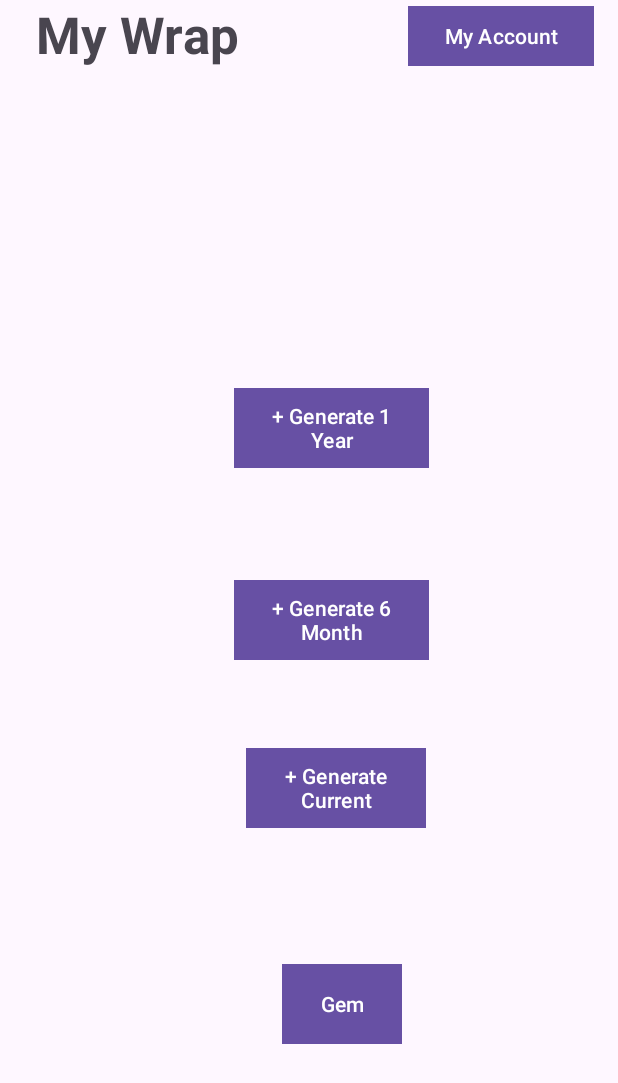
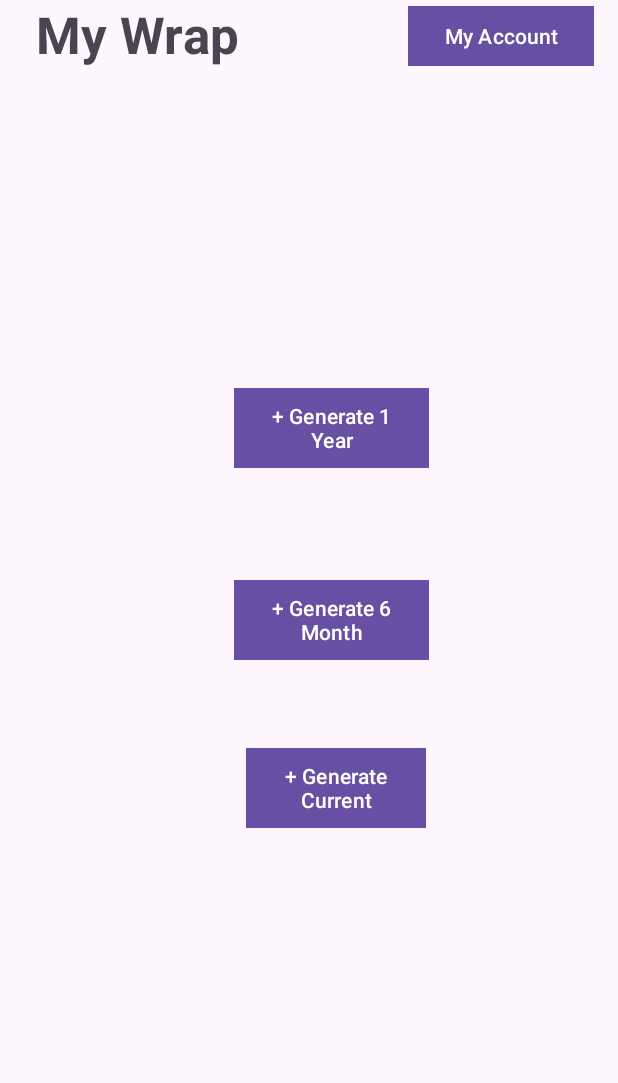
Before and after one commit to asalontai/spotify-wrapped, an Android app: the MyWrapsActivity screen opened directly, with no data from a screen before it, on a phone screen of 412 x 824 dp. Shown: the top 1083 px of the screen. Run offline under Robolectric (Android 15) with nearby library versions, the phone set to English and light mode, and no system bars; our stand-ins replace Firebase (no records; nobody signed in at launch, a user with empty details on screens opened directly), Picasso; libraries missing offline, so code that uses them is left out: io.grpc.internal; pictures from the network do not load.

Commit message:
changed the wraps

```diff
--- a/app/src/main/AndroidManifest.xml
+++ b/app/src/main/AndroidManifest.xml
@@ -33,6 +33,9 @@
             android:exported="false" />
         <activity
             android:name=".FifthActivity"
+            android:exported="false" />
+        <activity
+            android:name=".SummaryActivity"
             android:exported="false" />
         <activity
             android:name=".MainActivity2"
--- a/app/src/main/res/layout/activity_my_wraps.xml
+++ b/app/src/main/res/layout/activity_my_wraps.xml
@@ -59,16 +59,4 @@
         app:cornerRadius="0dp"
         app:layout_constraintEnd_toEndOf="parent"
         tools:layout_editor_absoluteY="16dp" />
-
-    <Button
-        android:id="@+id/Gem"
-        android:layout_width="80dp"
-        android:layout_height="61dp"
-        android:layout_marginStart="188dp"
-        android:layout_marginBottom="124dp"
-        android:onClick="onGemButtonClick"
-        android:text="Gem"
-        app:cornerRadius="0dp"
-        app:layout_constraintBottom_toBottomOf="parent"
-        app:layout_constraintStart_toStartOf="parent" />
 </androidx.constraintlayout.widget.ConstraintLayout>
```
Also changed, not shown: app/src/main/java/com/example/myapplication/LLMActivity.java (+23 -7 lines), app/src/main/java/com/example/myapplication/MyWrapsActivity.java (+1 -6 lines).
